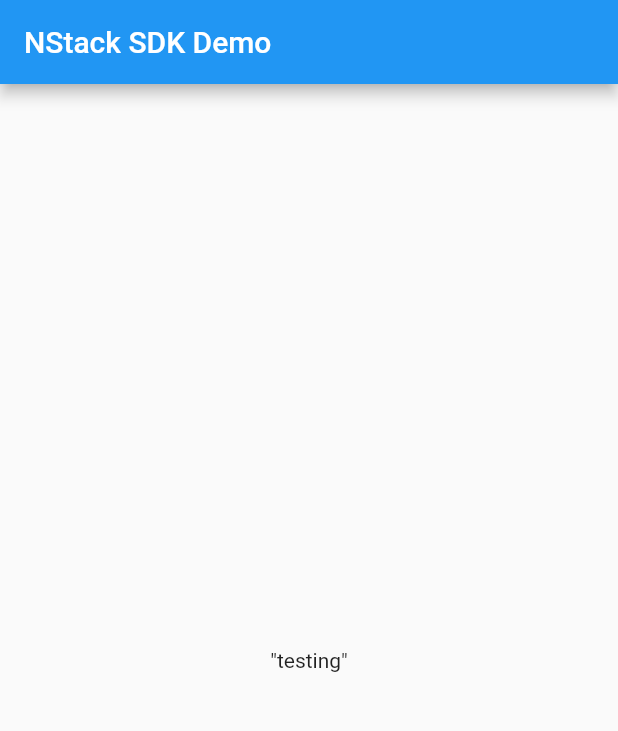
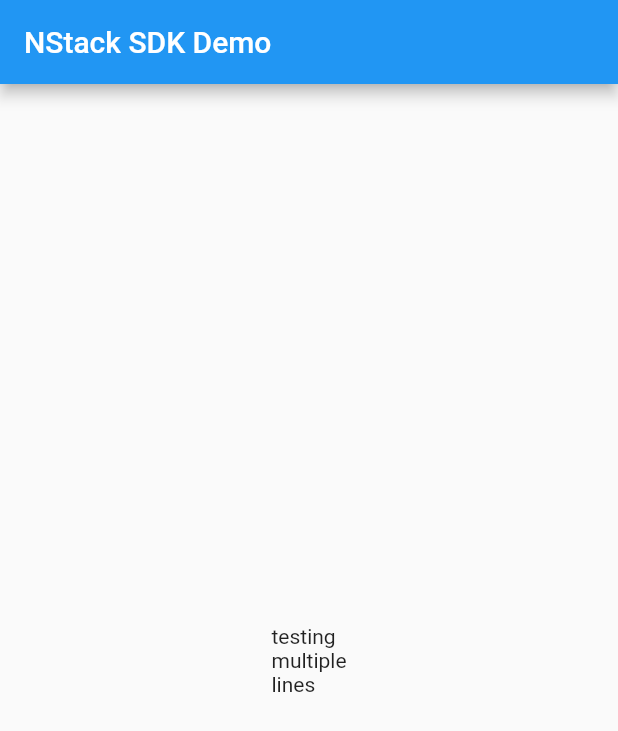
Before and after one commit to nstack-io/flutter-sdk, a Flutter app: the screen it shows after launch, on a phone screen of 412 x 824 dp. Shown: the top 731 px of the screen. Run offline on Flutter 3.47's test engine with Material 2 defaults, Android fonts, the phone set to English and light mode, and no system bars; missing offline and left inert: build, cross_local_storage, get_version.

Commit message:
Add support for multiline text

```diff
--- a/example/lib/main.dart
+++ b/example/lib/main.dart
@@ -14,7 +14,7 @@ class MyApp extends StatelessWidget {
           title: Text(context.localization.defaultSection.title),
         ),
         body: Center(
-          child: Text(context.localization.test.testDoubleQuotationMark),
+          child: Text(context.localization.test.testMultipleLines),
         ),
       ),
     ),
--- a/example/lib/nstack.dart
+++ b/example/lib/nstack.dart
@@ -29,6 +29,7 @@ class _Test extends SectionKeyDelegate {
 	String get testDollarSign => get('testDollarSign', '\$testing');
 	String get testSingleQuotationMark => get('testSingleQuotationMark', '\'testing\'');
 	String get testDoubleQuotationMark => get('testDoubleQuotationMark', '\"testing\"');
+	String get testMultipleLines => get('testMultipleLines', 'testing\nmultiple\nlines');
 }
 
 const _config = NStackConfig(projectId: 'h6wJremI2TGFM88gbLkdyljWQuwf2hxhxvCH', apiKey: 'zp2S18H32b67eYAbRQh94tVw76ZzaKKXlHjd');
@@ -38,7 +39,7 @@ const _languages = [
 ];
 
 const _bundledTranslations = {
-	'en-EN': '{\"data\":{\"default\":{\"title\":\"NStack SDK Demo\"},\"test\":{\"testDollarSign\":\"\$testing\",\"testSingleQuotationMark\":\"\'testing\'\",\"testDoubleQuotationMark\":\"\\"testing\\"\"}},\"meta\":{\"language\":{\"id\":56,\"name\":\"English\",\"locale\":\"en-EN\",\"direction\":\"LRM\",\"is_default\":false,\"is_best_fit\":false},\"platform\":{\"id\":515,\"slug\":\"mobile\"}}}',
+	'en-EN': '{\"data\":{\"default\":{\"title\":\"NStack SDK Demo\"},\"test\":{\"testDollarSign\":\"\$testing\",\"testSingleQuotationMark\":\"\'testing\'\",\"testDoubleQuotationMark\":\"\\"testing\\"\",\"testMultipleLines\":\"testing\nmultiple\nlines\"}},\"meta\":{\"language\":{\"id\":56,\"name\":\"English\",\"locale\":\"en-EN\",\"direction\":\"LRM\",\"is_default\":false,\"is_best_fit\":false},\"platform\":{\"id\":515,\"slug\":\"mobile\"}}}',
 };
 
 final _nstack = NStack<Localization>(
--- a/lib/src/nstack_builder.dart
+++ b/lib/src/nstack_builder.dart
@@ -141,7 +141,8 @@ import 'package:nstack/partial/section_key_delegate.dart';
     return stringValue
         .replaceAll("'", "\\'")
         .replaceAll('"', '\\"')
-        .replaceAll('\$', '\\\$');
+        .replaceAll('\$', '\\\$')
+        .replaceAll('\n', '\\n');
   }
 
   /// Returns a CamelCase class name from the Localization section key
--- a/lib/src/repository.dart
+++ b/lib/src/repository.dart
@@ -1,6 +1,6 @@
+import 'dart:convert';
+
 import 'package:nstack/models/language.dart';
-
-import 'dart:convert';
 
 class LocalizationRepository {
   // Factory
@@ -35,7 +35,9 @@ class LocalizationRepository {
   }
 
   void updateLocalization(
-      Map<String, dynamic> localizationJson, String bestFitLocale) {
+    Map<String, dynamic> localizationJson,
+    String bestFitLocale,
+  ) {
     this._pickedLanguage = _availableLanguages.firstWhere(
       (element) => element.locale == bestFitLocale,
       orElse: () => this._pickedLanguage,
@@ -52,7 +54,15 @@ class LocalizationRepository {
     }
   }
 
-  String getSectionKeyValue(String sectionKey, String textKey, String fallbackText) {
-    return _sectionsMap[sectionKey][textKey] ?? fallbackText;
+  String getSectionKeyValue(
+    String sectionKey,
+    String textKey,
+    String fallbackText,
+  ) {
+    try {
+      return _sectionsMap[sectionKey][textKey] ?? fallbackText;
+    } catch (err) {
+      return fallbackText;
+    }
   }
 }
```
